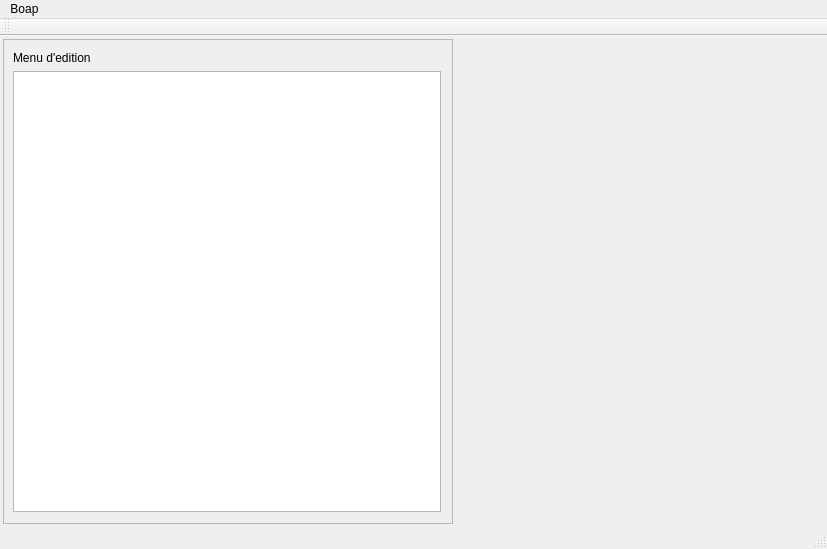
The window that Infographie-TP1/mainwindow.ui (xaqq/scene-editor) describes before a commit, drawn with Qt 5.
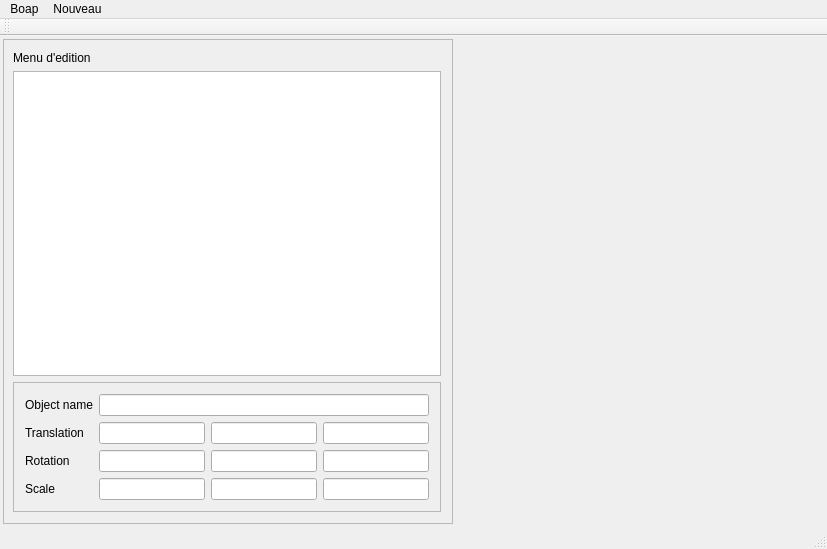
The same window after the commit. Custom widgets are drawn as their Qt base class.

Diff of the .ui file:
```diff
--- a/Infographie-TP1/mainwindow.ui
+++ b/Infographie-TP1/mainwindow.ui
@@ -92,6 +92,82 @@
             </property>
            </widget>
           </item>
+          <item>
+           <widget class="QFrame" name="detailedObjectView">
+            <property name="minimumSize">
+             <size>
+              <width>0</width>
+              <height>120</height>
+             </size>
+            </property>
+            <property name="frameShape">
+             <enum>QFrame::StyledPanel</enum>
+            </property>
+            <property name="frameShadow">
+             <enum>QFrame::Raised</enum>
+            </property>
+            <layout class="QGridLayout" name="gridLayout">
+             <item row="0" column="0">
+              <widget class="QLabel" name="label_2">
+               <property name="text">
+                <string>Object name</string>
+               </property>
+              </widget>
+             </item>
+             <item row="0" column="1" colspan="3">
+              <widget class="QLineEdit" name="objectNameLineEdit"/>
+             </item>
+             <item row="1" column="0">
+              <widget class="QLabel" name="label_3">
+               <property name="text">
+                <string>Translation</string>
+               </property>
+              </widget>
+             </item>
+             <item row="1" column="1">
+              <widget class="QLineEdit" name="posXLineEdit"/>
+             </item>
+             <item row="1" column="2">
+              <widget class="QLineEdit" name="posYLineEdit"/>
+             </item>
+             <item row="1" column="3">
+              <widget class="QLineEdit" name="posZLineEdit"/>
+             </item>
+             <item row="2" column="0">
+              <widget class="QLabel" name="label_4">
+               <property name="text">
+                <string>Rotation</string>
+               </property>
+              </widget>
+             </item>
+             <item row="2" column="1">
+              <widget class="QLineEdit" name="rotXLineEdit"/>
+             </item>
+             <item row="2" column="2">
+              <widget class="QLineEdit" name="rotYLineEdit"/>
+             </item>
+             <item row="2" column="3">
+              <widget class="QLineEdit" name="rotZLineEdit"/>
+             </item>
+             <item row="3" column="0">
+              <widget class="QLabel" name="label_5">
+               <property name="text">
+                <string>Scale</string>
+               </property>
+              </widget>
+             </item>
+             <item row="3" column="1">
+              <widget class="QLineEdit" name="scaleXLineEdit"/>
+             </item>
+             <item row="3" column="2">
+              <widget class="QLineEdit" name="scaleYLineEdit"/>
+             </item>
+             <item row="3" column="3">
+              <widget class="QLineEdit" name="scaleZLineEdit_2"/>
+             </item>
+            </layout>
+           </widget>
+          </item>
          </layout>
         </widget>
        </item>
@@ -127,7 +203,14 @@
     </property>
     <addaction name="actionQuit"/>
    </widget>
+   <widget class="QMenu" name="menuNouveau">
+    <property name="title">
+     <string>Nouveau</string>
+    </property>
+    <addaction name="actionImporter_un_objet"/>
+   </widget>
    <addaction name="menuBoap"/>
+   <addaction name="menuNouveau"/>
   </widget>
   <action name="actionQuit">
    <property name="text">
```
Left out of the diff: 5 changed lines with no effect on the pictures.
